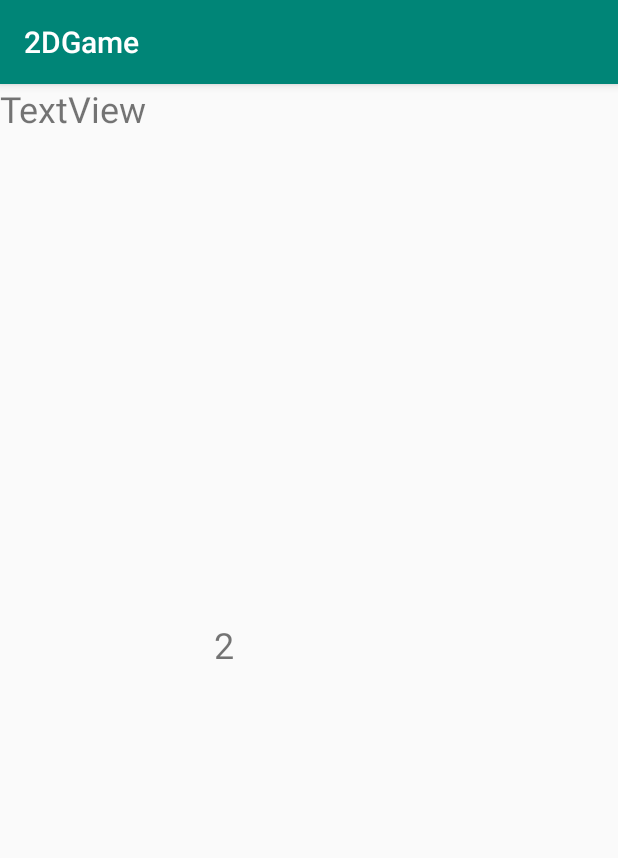
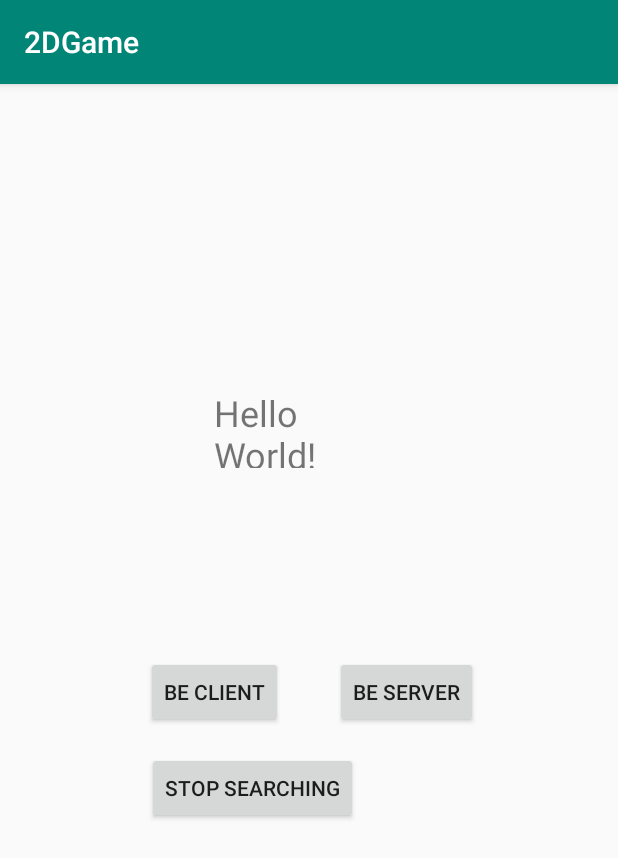
Before and after one commit to SELC-ISU/2DMultiplayer, an Android app: the screen it shows after launch (MainActivity), on a phone screen of 412 x 824 dp. Shown: the top 858 px of the screen. Run offline under Robolectric (Android 15) with nearby library versions, the phone set to English and light mode, and no system bars.

Commit message:
made a simple interaction app to start a bluetooth connection as a host server or client server, but the client for now freezes when looking for connection and nothing is done with the connection

```diff
--- a/app/build.gradle
+++ b/app/build.gradle
@@ -3,9 +3,10 @@ apply plugin: 'com.android.application'
 android {
     compileSdkVersion 29
     buildToolsVersion "29.0.2"
+
     defaultConfig {
         applicationId "com.example.a2dgame"
-        minSdkVersion 15
+        minSdkVersion 29
         targetSdkVersion 29
         versionCode 1
         versionName "1.0"
@@ -31,6 +32,6 @@ dependencies {
     androidTestImplementation 'androidx.test.ext:junit:1.1.0'
     androidTestImplementation 'androidx.test.espresso:espresso-core:3.1.1'
     implementation 'com.google.android.material:material:1.1.0'
-    implementation 'com.android.support:support-annotations:28.0.0'
+    implementation 'com.android.support:support-annotations:22.2.0'
 
 }
--- a/app/src/main/java/com/example/a2dgame/BlutoothActivity.java
+++ /dev/null
@@ -1,104 +0,0 @@
-package com.example.a2dgame;
-
-import android.app.Activity;
-import android.bluetooth.BluetoothAdapter;
-import android.bluetooth.BluetoothDevice;
-import android.content.BroadcastReceiver;
-import android.content.Context;
-import android.content.Intent;
-import android.content.IntentFilter;
-import android.widget.TextView;
-
-
-public class BlutoothActivity extends Activity {
-
-    //the resultid's to test and see if the action was completed correctly
-    public final int ENABLE_BT_REQUEST = 1;
-    public final int ENABLE_DISCOVERABILITY_DURATION = 180;
-    public final int ENABLE_DISCOVERABILITY = 2;
-
-    private TextView MainText;
-    //private TextView SecondaryText = (TextView)findViewById(R.id.txtSecondary);
-    private BluetoothAdapter bluetoothAdapter = BluetoothAdapter.getDefaultAdapter();
-
-    public int enableBT(){
-
-        if (bluetoothAdapter == null) {
-
-            return 0;
-        }
-        else if(!bluetoothAdapter.isEnabled()) {
-
-            Intent enableBtIntent = new Intent(BluetoothAdapter.ACTION_REQUEST_ENABLE);
-            startActivityForResult(enableBtIntent, ENABLE_BT_REQUEST);
-            return 2;
-
-        }
-        else{
-
-            return 1;
-        }
-
-    }
-
-    protected void onActivityResult(int requestCode, int resultCode,
-                                    Intent data) {
-        if (requestCode == ENABLE_BT_REQUEST) {
-            if (resultCode == RESULT_OK) {
-                // BT Was enabled.  Here we will just display it
-                // to the user.
-                //SecondaryText.setText("IT WORKED");
-            }
-        }
-        if (requestCode == ENABLE_DISCOVERABILITY) {
-            if (resultCode > 0) {
-                // BT Discoverability was set.  Here we will just display it
-                // to the user.
-                //SecondaryText.setText("Discoverabities Worked");
-            }
-            else if(resultCode == RESULT_CANCELED){
-                //SecondaryText.setText("Discoverabities NO Worked");
-            }
-        }
-
-    }
-
-    public void commenceDiscovery(){
-
-        bluetoothAdapter.startDiscovery();
-
-        IntentFilter filter = new IntentFilter(BluetoothDevice.ACTION_FOUND);
-        registerReceiver(receiver,filter);
-
-        bluetoothAdapter.cancelDiscovery(); //This turns off discovery because it uses
-                                            //a lot of resources but discover is said to
-                                            //go for 12 seconds with sacnning period so if
-                                            //necessary add a delay timer here
-    }
-
-    private final BroadcastReceiver receiver = new BroadcastReceiver() {
-        public void onReceive(Context context, Intent intent) {
-            String action = intent.getAction();
-            if (BluetoothDevice.ACTION_FOUND.equals(action)) {
-                // Discovery has found a device. Get the BluetoothDevice
-                // object and its info from the Intent.
-                BluetoothDevice device = intent.getParcelableExtra(BluetoothDevice.EXTRA_DEVICE);
-                String deviceName = device.getName();
-                String deviceHardwareAddress = device.getAddress(); // MAC address
-            }
-        }
-    };
-
-    public void destroyConnection(){
-        unregisterReceiver(receiver);
-    }
-
-    public void makeDiscoverable(){
-
-        Intent discoverableIntent =
-                new Intent(BluetoothAdapter.ACTION_REQUEST_DISCOVERABLE);
-        discoverableIntent.putExtra(BluetoothAdapter.EXTRA_DISCOVERABLE_DURATION, ENABLE_DISCOVERABILITY_DURATION);
-        startActivityForResult(discoverableIntent, ENABLE_DISCOVERABILITY);
-
-    }
-}
--- a/app/src/main/java/com/example/a2dgame/MainActivity.java
+++ b/app/src/main/java/com/example/a2dgame/MainActivity.java
@@ -2,30 +2,157 @@ package com.example.a2dgame;
 
 import androidx.appcompat.app.AppCompatActivity;
 
+import android.bluetooth.BluetoothAdapter;
+import android.bluetooth.BluetoothDevice;
+import android.content.BroadcastReceiver;
+import android.content.Context;
+import android.content.Intent;
+import android.content.IntentFilter;
 import android.os.Bundle;
+import android.view.View;
+import android.widget.Button;
 import android.widget.TextView;
 
-public class MainActivity extends AppCompatActivity {
+import java.util.Set;
 
-    private BlutoothActivity activity1 = new BlutoothActivity();
-    TextView MainText;
+public class MainActivity extends AppCompatActivity implements View.OnClickListener {
+
+
+    TextView mainText;
+    public final int ENABLE_BT_REQUEST = 1;
+    public final int ENABLE_DISCOVERABILITY_DURATION = 180;
+    public final int ENABLE_DISCOVERABILITY = 2;
+    BluetoothAdapter bluetoothAdapter = BluetoothAdapter.getDefaultAdapter();
+    AcceptThread acceptThread;
+    ConnectThread connectThread;
 
     @Override
     protected void onCreate(Bundle savedInstanceState) {
         super.onCreate(savedInstanceState);
+
         setContentView(R.layout.activity_main);
 
+        mainText = (TextView)findViewById(R.id.txtMain);
 
-        MainText = (TextView)findViewById(R.id.txtMain);
-        MainText.setText(Integer.toString(activity1.enableBT()));
+
+
+
+        if (!bluetoothAdapter.isEnabled()) {
+            Intent enableBtIntent = new Intent(BluetoothAdapter.ACTION_REQUEST_ENABLE);
+            startActivityForResult(enableBtIntent, ENABLE_BT_REQUEST);
+        }
+
+        Button btnEnDiscov = (Button) findViewById(R.id.btnClient);
+        btnEnDiscov.setOnClickListener(this); // calling onClick() method
+
+        Button btnMakeDiscov = (Button) findViewById(R.id.btnServer);
+        btnMakeDiscov.setOnClickListener(this);
+
+        Button btnOff = (Button) findViewById(R.id.btnOff);
+        btnOff.setOnClickListener(this);
+
+
+
     }
+
+    @Override
+    public void onClick(View v) {
+
+        switch (v.getId()) {
+
+            case R.id.btnClient:
+
+                acceptThread = new AcceptThread(bluetoothAdapter);
+                acceptThread.run();
+
+                break;
+
+
+            case R.id.btnServer:
+
+                commenceDiscovery(true);
+
+                break;
+
+            case R.id.btnOff:
+
+                commenceDiscovery(false);
+
+                break;
+
+
+            default:
+                break;
+        }
+
+    }
+
 
     @Override
     protected void onDestroy(){
         super.onDestroy();
 
-       // activity1.destroyConnection();
+
 
     }
 
+    public void makeDiscoverable(){
+
+        Intent discoverableIntent =
+                new Intent(BluetoothAdapter.ACTION_REQUEST_DISCOVERABLE);
+        discoverableIntent.putExtra(BluetoothAdapter.EXTRA_DISCOVERABLE_DURATION, ENABLE_DISCOVERABILITY_DURATION);
+        startActivityForResult(discoverableIntent, ENABLE_DISCOVERABILITY);
+
+    }
+    public void commenceDiscovery(boolean a){
+
+        Set<BluetoothDevice> pairedDevices = bluetoothAdapter.getBondedDevices();
+
+       /* if (pairedDevices.size() > 0) {
+            a = false;
+            // There are paired devices. Get the name and address of each paired device.
+            for (BluetoothDevice device : pairedDevices) {
+                String deviceName = device.getName();
+                String deviceHardwareAddress = device.getAddress(); // MAC address
+                connectThread = new ConnectThread(device);
+            }
+        }
+        else {*/
+            if (a)
+                bluetoothAdapter.startDiscovery();
+            mainText = (TextView)findViewById(R.id.txtMain);
+            mainText.setText("here");
+            IntentFilter filter = new IntentFilter(BluetoothDevice.ACTION_FOUND);
+            registerReceiver(receiver, filter);
+
+            if (!a)
+                bluetoothAdapter.cancelDiscovery(); //This turns off discovery because it uses
+            //a lot of resources but discover is said to
+            //go for 12 seconds with sacnning period so if
+            //necessary add a delay timer here
+        }
+   // }
+
+    private final BroadcastReceiver receiver = new BroadcastReceiver() {
+        public void onReceive(Context context, Intent intent) {
+            String action = intent.getAction();
+            if (BluetoothDevice.ACTION_FOUND.equals(action)) {
+                // Discovery has found a device. Get the BluetoothDevice
+                // object and its info from the Intent.
+
+                bluetoothAdapter.cancelDiscovery();
+
+                BluetoothDevice device = intent.getParcelableExtra(BluetoothDevice.EXTRA_DEVICE);
+                String deviceName = device.getName();
+                String deviceHardwareAddress = device.getAddress(); // MAC address
+
+                mainText = (TextView)findViewById(R.id.txtMain);
+                mainText.setText(deviceName);
+
+                connectThread = new ConnectThread(device);
+            }
+        }
+    };
+
+
 }
--- a/app/src/main/res/layout/activity_main.xml
+++ b/app/src/main/res/layout/activity_main.xml
@@ -16,15 +16,41 @@
         app:layout_constraintBottom_toBottomOf="parent"
         app:layout_constraintLeft_toLeftOf="parent"
         app:layout_constraintRight_toRightOf="parent"
-        app:layout_constraintTop_toTopOf="parent" />
+        app:layout_constraintTop_toTopOf="parent"
+        app:layout_constraintVertical_bias="0.284" />
 
-    <TextView
-        android:id="@+id/txtSecondary"
-        android:layout_width="110dp"
-        android:layout_height="49dp"
-        android:text="TextView"
-        android:textSize="24sp"
-        tools:layout_editor_absoluteX="186dp"
-        tools:layout_editor_absoluteY="244dp" />
+    <Button
+        android:id="@+id/btnClient"
+        android:layout_width="wrap_content"
+        android:layout_height="wrap_content"
+        android:layout_marginStart="85dp"
+        android:layout_marginTop="125dp"
+        android:layout_marginEnd="11dp"
+        android:text="Be Client"
+        app:layout_constraintEnd_toStartOf="@+id/btnServer"
+        app:layout_constraintStart_toStartOf="parent"
+        app:layout_constraintTop_toBottomOf="@+id/txtMain" />
+
+    <Button
+        android:id="@+id/btnServer"
+        android:layout_width="wrap_content"
+        android:layout_height="wrap_content"
+        android:layout_marginStart="11dp"
+        android:layout_marginTop="125dp"
+        android:layout_marginEnd="81dp"
+        android:text="Be Server"
+        app:layout_constraintEnd_toEndOf="parent"
+        app:layout_constraintStart_toEndOf="@+id/btnClient"
+        app:layout_constraintTop_toBottomOf="@+id/txtMain" />
+
+    <Button
+        android:id="@+id/btnOff"
+        android:layout_width="wrap_content"
+        android:layout_height="wrap_content"
+        android:layout_marginStart="98dp"
+        android:layout_marginTop="16dp"
+        android:text="Stop Searching"
+        app:layout_constraintStart_toStartOf="parent"
+        app:layout_constraintTop_toBottomOf="@+id/btnClient" />
 
 </androidx.constraintlayout.widget.ConstraintLayout>
```
